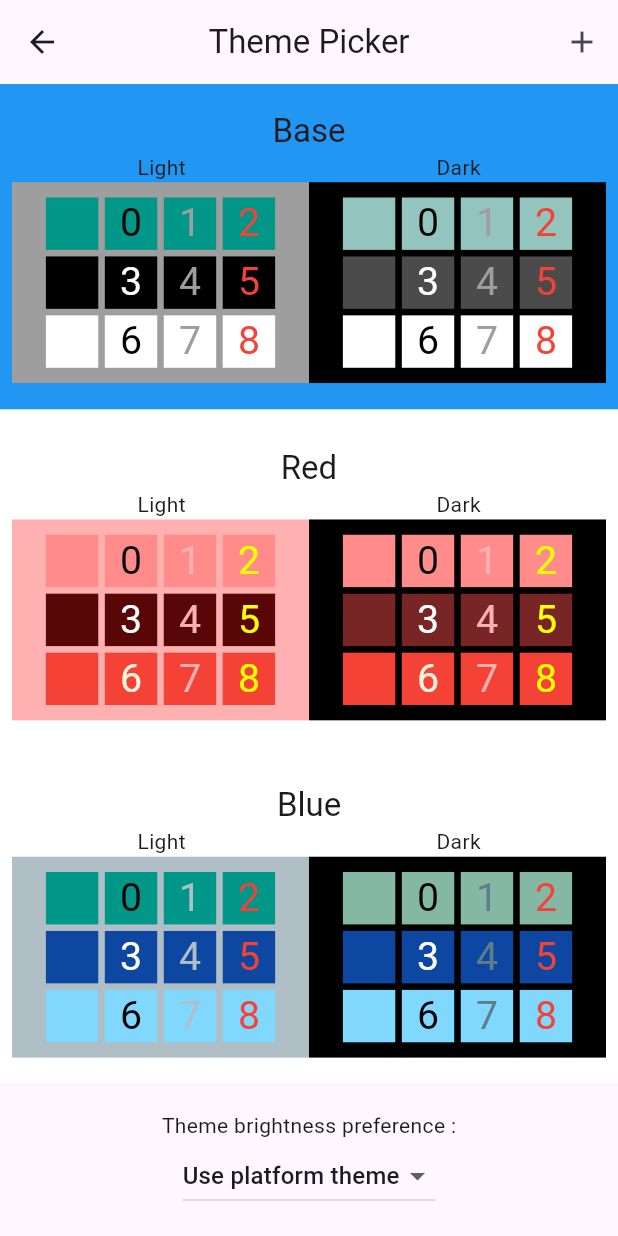
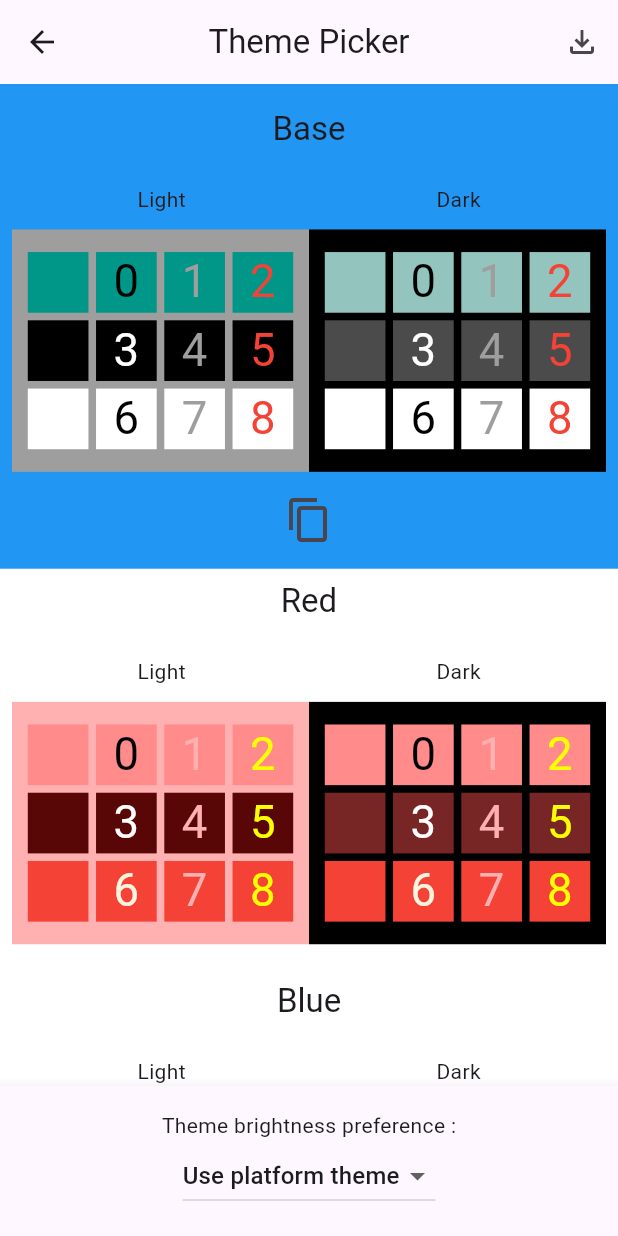
Before and after one commit to ArthurVinbeau/mosaic, a Flutter app: the ThemePicker screen opened directly, on a phone screen of 412 x 824 dp. Run offline on Flutter 3.47's test engine with Material 2 defaults, Android fonts, the phone set to English and light mode, and no system bars; our stand-ins replace bloc, dropdown_search, equatable, flutter_bloc, flutter_colorpicker, flutter_localized_locales and 5 more; missing offline and left inert: animator; accounts and stored records are empty; generated files the repository leaves out were written again.

Commit message:
feat(ThemePicker): delete, copy, share, edit, import

```diff
--- a/lib/blocs/theme_creator/theme_creator_bloc.dart
+++ b/lib/blocs/theme_creator/theme_creator_bloc.dart
@@ -1,3 +1,4 @@
+import 'dart:math';
 import 'dart:ui';
 
 import 'package:bloc/bloc.dart';
@@ -15,9 +16,9 @@ class ThemeCreatorBloc extends Bloc<ThemeCreatorEvent, ThemeCreatorState> {
 
   ThemeCollection _collection;
 
-  ThemeCreatorBloc({required this.themeCubit, ThemeCollection? original})
-      : _collection = original?.copyWith() ?? themeCubit.defaultTheme.copyWith(name: "New Theme"),
-        super(ThemeCreatorInitial(original ?? themeCubit.defaultTheme.copyWith(name: "New Theme"))) {
+  ThemeCreatorBloc({required this.themeCubit, required ThemeCollection original})
+      : _collection = original,
+        super(ThemeCreatorInitial(original)) {
     on<SetThemeColorsEvent>(_setThemeColor);
     on<SetThemeNameEvent>(_setThemeName);
     on<SaveThemeEvent>(_saveTheme);
@@ -37,8 +38,8 @@ class ThemeCreatorBloc extends Bloc<ThemeCreatorEvent, ThemeCreatorState> {
     final name = event.name.trim();
     if (name.isEmpty) {
       emit(ThemeNameErrorState(ThemeCreatorNameError.mustNotBeEmpty, _collection));
-    } else if (themeCubit.customThemes.any((element) => element.name == name)) {
-      emit(ThemeNameErrorState(ThemeCreatorNameError.alreadyExists, _collection));
+    } else if (name.contains(RegExp('[${ThemeCollection.reservedCharacters}]+'))) {
+      emit(ThemeNameErrorState(ThemeCreatorNameError.forbiddenCharacters, _collection));
     } else {
       _collection = _collection.copyWith(name: name);
       emit(ThemeCreatorInitial(_collection));
@@ -60,6 +61,6 @@ class ThemeCreatorBloc extends Bloc<ThemeCreatorEvent, ThemeCreatorState> {
 }
 
 enum ThemeCreatorNameError {
-  alreadyExists,
+  forbiddenCharacters,
   mustNotBeEmpty,
 }
--- a/lib/blocs/theme_creator/theme_creator_state.dart
+++ b/lib/blocs/theme_creator/theme_creator_state.dart
@@ -24,6 +24,12 @@ class ThemeNameErrorState extends ThemeCreatorState {
 
 class ShowExiConfirmationState extends ThemeCreatorState {
   const ShowExiConfirmationState(ThemeCollection collection) : super(collection);
+
+  // Force rebuild
+  static final _rand = Random();
+
+  @override
+  List<Object> get props => [_rand.nextDouble()];
 }
 
 class ExitPageState extends ThemeCreatorState {
--- a/lib/blocs/theme_picker/theme_picker_event.dart
+++ b/lib/blocs/theme_picker/theme_picker_event.dart
@@ -20,3 +20,33 @@ class PickPreferenceEvent extends ThemePickerEvent {
 class ReloadThemesEvent extends ThemePickerEvent {
   const ReloadThemesEvent();
 }
+
+class DeleteThemeEvent extends ThemePickerEvent {
+  final ThemeCollection collection;
+
+  const DeleteThemeEvent(this.collection);
+}
+
+class CopyThemeEvent extends ThemePickerEvent {
+  final ThemeCollection collection;
+
+  const CopyThemeEvent(this.collection);
+}
+
+class EditThemeEvent extends ThemePickerEvent {
+  final ThemeCollection collection;
+
+  const EditThemeEvent(this.collection);
+}
+
+class ShareThemeEvent extends ThemePickerEvent {
+  final ThemeCollection collection;
+
+  const ShareThemeEvent(this.collection);
+}
+
+class ImportThemeEvent extends ThemePickerEvent {
+  final String serializedCollection;
+
+  const ImportThemeEvent(this.serializedCollection);
+}
--- a/lib/blocs/theme_picker/theme_picker_state.dart
+++ b/lib/blocs/theme_picker/theme_picker_state.dart
@@ -13,3 +13,10 @@ class ThemePickerInitial extends ThemePickerState {
   const ThemePickerInitial(ThemeCollection selected, List<ThemeCollection> themes, Brightness? brightness)
       : super(selected, themes, brightness);
 }
+
+class OpenThemeCreator extends ThemePickerState {
+  final ThemeCollection original;
+
+  const OpenThemeCreator(this.original, ThemeCollection selected, List<ThemeCollection> themes, Brightness? brightness)
+      : super(selected, themes, brightness);
+}
--- a/lib/presentation/pages/theme_picker.dart
+++ b/lib/presentation/pages/theme_picker.dart
@@ -10,6 +10,7 @@ import 'package:mosaic/presentation/pages/theme_creator.dart';
 
 import '../../blocs/theme/theme_cubit.dart';
 import '../../entities/board.dart';
+import '../../entities/game_theme.dart';
 import '../../entities/theme_collection.dart';
 
 class ThemePicker extends StatelessWidget {
@@ -40,30 +41,96 @@ class ThemePicker extends StatelessWidget {
     return board;
   }
 
-  Widget _getThemeWidget(
-      BuildContext context, double size, ThemeCollection collection, bool selected, AppLocalizations loc) {
+  Widget _getExpandableThemeWidget(BuildContext context, double width, ThemeCollection collection, bool selected,
+      AppLocalizations loc, ThemePickerBloc themePickerBloc, GameTheme activeTheme) {
     final theme = Theme.of(context);
+
+    double height = width / 1.7;
+    final flexUnit = height / 6;
+    if (selected) {
+      height += flexUnit * 2;
+    } else {
+      height = height * 1.1;
+    }
+
+    const double iconSize = 32;
+
+    List<Widget> controls = [
+      IconButton(
+          iconSize: iconSize,
+          onPressed: () => themePickerBloc.add(CopyThemeEvent(collection)),
+          icon: const Icon(Icons.copy)),
+    ];
+
+    if (collection.editable) {
+      controls = [
+        IconButton(
+            iconSize: iconSize,
+            onPressed: () async {
+              final result = await showDialog(
+                  context: context,
+                  builder: (BuildContext context) => AlertDialog(
+                        title: Text(loc.deleteTheme),
+                        content: Column(
+                          mainAxisSize: MainAxisSize.min,
+                          crossAxisAlignment: CrossAxisAlignment.start,
+                          children: [
+                            Text(loc.deleteThemeBody(collection.name)),
+                            Text(loc.cannotBeUndone, style: const TextStyle(fontWeight: FontWeight.bold)),
+                          ],
+                        ),
+                        actions: [
+                          TextButton(onPressed: () => Navigator.pop(context, false), child: Text(loc.cancelDialog)),
+                          FilledButton(
+                            onPressed: () => Navigator.pop(context, true),
+                            style: FilledButton.styleFrom(backgroundColor: theme.colorScheme.error),
+                            child: Text(loc.delete),
+                          ),
+                        ],
+                      ));
+              if (result ?? false) {
+                themePickerBloc.add(DeleteThemeEvent(collection));
+              }
+            },
+            icon: const Icon(Icons.delete)),
+        const SizedBox(width: iconSize + 16),
+        ...controls,
+        IconButton(
+            iconSize: iconSize,
+            onPressed: () => themePickerBloc.add(EditThemeEvent(collection)),
+            icon: const Icon(Icons.edit)),
+        IconButton(
+            iconSize: iconSize,
+            onPressed: () => themePickerBloc.add(ShareThemeEvent(collection)),
+            icon: const Icon(Icons.share)),
+      ];
+    }
 
     return InkWell(
       onTap: () => context.read<ThemePickerBloc>().add(PickThemeEvent(collection)),
-      child: Container(
-        width: size * 2,
+      child: AnimatedContainer(
+        width: width,
+        height: height,
         alignment: Alignment.center,
         padding: const EdgeInsets.all(8.0),
-        color: selected ? context.read<ThemeCubit>().state.theme.primaryColor : null,
+        duration: const Duration(milliseconds: 500),
+        color: selected ? activeTheme.primaryColor : Colors.transparent,
+        child: SingleChildScrollView(
+          clipBehavior: Clip.hardEdge,
+          physics: const NeverScrollableScrollPhysics(),
           child: Column(
             mainAxisSize: MainAxisSize.min,
             crossAxisAlignment: CrossAxisAlignment.center,
             children: [
-            Flexible(
-              flex: 1,
+              SizedBox(
+                height: flexUnit,
                 child: Text(
                   collection.name,
                   style: theme.textTheme.titleLarge,
                 ),
               ),
-            Flexible(
-              flex: 1,
+              SizedBox(
+                height: flexUnit,
                 child: Row(
                   mainAxisAlignment: MainAxisAlignment.spaceAround,
                   children: [
@@ -72,8 +139,8 @@ class ThemePicker extends StatelessWidget {
                   ],
                 ),
               ),
-            Flexible(
-              flex: 4,
+              SizedBox(
+                height: flexUnit * 4,
                 child: Row(
                   children: [
                     Expanded(
@@ -86,7 +153,7 @@ class ThemePicker extends StatelessWidget {
                           maxScale: 1,
                           theme: collection.light,
                           onTap: (i, j, long) {
-                          context.read<ThemePickerBloc>().add(PickThemeEvent(collection));
+                            themePickerBloc.add(PickThemeEvent(collection));
                             return false;
                           },
                         ),
@@ -102,7 +169,7 @@ class ThemePicker extends StatelessWidget {
                           maxScale: 1,
                           theme: collection.dark,
                           onTap: (i, j, long) {
-                          context.read<ThemePickerBloc>().add(PickThemeEvent(collection));
+                            themePickerBloc.add(PickThemeEvent(collection));
                             return false;
                           },
                         ),
@@ -111,7 +178,16 @@ class ThemePicker extends StatelessWidget {
                   ],
                 ),
               ),
+              const SizedBox(height: 8),
+              SizedBox(
+                height: flexUnit,
+                child: Row(
+                  mainAxisAlignment: MainAxisAlignment.spaceEvenly,
+                  children: controls,
+                ),
+              ),
             ],
+          ),
         ),
       ),
     );
@@ -128,12 +204,20 @@ class ThemePicker extends StatelessWidget {
     }
   }
 
-  void _openThemeCreator({required BuildContext context, required ThemeCubit themeCubit, ThemeCollection? original}) {
+  @override
+  Widget build(BuildContext context) {
+    final loc = AppLocalizations.of(context)!;
+
+    return BlocConsumer<ThemePickerBloc, ThemePickerState>(
+        listenWhen: (previous, current) => current is OpenThemeCreator,
+        listener: (BuildContext context, ThemePickerState state) {
+          if (state is OpenThemeCreator) {
             Navigator.push(
                 context,
                 MaterialPageRoute(
                   builder: (context) => BlocProvider<ThemeCreatorBloc>(
-            create: (context) => ThemeCreatorBloc(themeCubit: themeCubit, original: original),
+                    create: (context) =>
+                        ThemeCreatorBloc(themeCubit: context.read<ThemeCubit>(), original: state.original),
                     child: const ThemeCreator(),
                   ),
                 )).then((value) {
@@ -142,36 +226,54 @@ class ThemePicker extends StatelessWidget {
               }
             });
           }
-
-  @override
-  Widget build(BuildContext context) {
-    final loc = AppLocalizations.of(context)!;
-
-    return BlocBuilder<ThemePickerBloc, ThemePickerState>(builder: (BuildContext context, ThemePickerState state) {
+        },
+        builder: (BuildContext context, ThemePickerState state) {
           final width = MediaQuery.of(context).size.width;
-      final size = min(width / 2, 250.0);
+          final size = min(width, 500.0);
           final themeCubit = context.read<ThemeCubit>();
           final theme = themeCubit.state.theme;
-      final scrollOffset = size * state.themes.indexOf(state.selected) / (width / size / 2).floor();
+          final scrollOffset = size * state.themes.indexOf(state.selected);
+          final themePickerBloc = context.read<ThemePickerBloc>();
           return Scaffold(
             appBar: AppBar(
               centerTitle: true,
               title: Text(loc.themePickerTitle),
               actions: [
                 IconButton(
-                onPressed: () => _openThemeCreator(context: context, themeCubit: themeCubit),
-                icon: const Icon(Icons.add))
+                    onPressed: () async {
+                      String value = "";
+                      final result = await showDialog(
+                          context: context,
+                          builder: (BuildContext context) => AlertDialog(
+                                title: Text(loc.importTheme),
+                                content: TextField(
+                                  onChanged: (String newVal) {
+                                    value = newVal.trim();
+                                  },
+                                ),
+                                actions: [
+                                  TextButton(
+                                      onPressed: () => Navigator.pop(context, false), child: Text(loc.cancelDialog)),
+                                  FilledButton(onPressed: () => Navigator.pop(context, true), child: Text(loc.import)),
+                                ],
+                              ));
+                      if (result ?? false) {
+                        themePickerBloc.add(ImportThemeEvent(value));
+                      }
+                    },
+                    icon: const Icon(Icons.file_download_outlined))
               ],
             ),
             backgroundColor: theme.menuBackground,
-        body: GridView.builder(
+            body: ListView.builder(
               controller: ScrollController(initialScrollOffset: scrollOffset),
               itemCount: state.themes.length,
-          gridDelegate: SliverGridDelegateWithMaxCrossAxisExtent(
-              maxCrossAxisExtent: size * 2, childAspectRatio: 1.9, crossAxisSpacing: 8.0, mainAxisSpacing: 8.0),
+              /*gridDelegate: SliverGridDelegateWithMaxCrossAxisExtent(
+              maxCrossAxisExtent: size * 2, childAspectRatio: 1.5, crossAxisSpacing: 8.0, mainAxisSpacing: 8.0),*/
               itemBuilder: (context, index) {
                 final collection = state.themes[index];
-            return _getThemeWidget(context, size, collection, collection == state.selected, loc);
+                return _getExpandableThemeWidget(
+                    context, size, collection, collection == state.selected, loc, themePickerBloc, theme);
               },
             ),
             bottomNavigationBar: Material(
@@ -188,7 +290,7 @@ class ThemePicker extends StatelessWidget {
                     DropdownButton<Brightness?>(
                       value: state.brightness,
                       onChanged: (Brightness? newValue) {
-                    context.read<ThemePickerBloc>().add(PickPreferenceEvent(newValue));
+                        themePickerBloc.add(PickPreferenceEvent(newValue));
                       },
                       alignment: Alignment.center,
                       items: <Brightness?>[null, Brightness.light, Brightness.dark]
```
Also changed, not shown: lib/blocs/theme_picker/theme_picker_bloc.dart (+39 -0 lines), lib/presentation/elements/theme_creator_name_field.dart (+7 -3 lines). Lines whose indentation alone changed are shown as unchanged.
